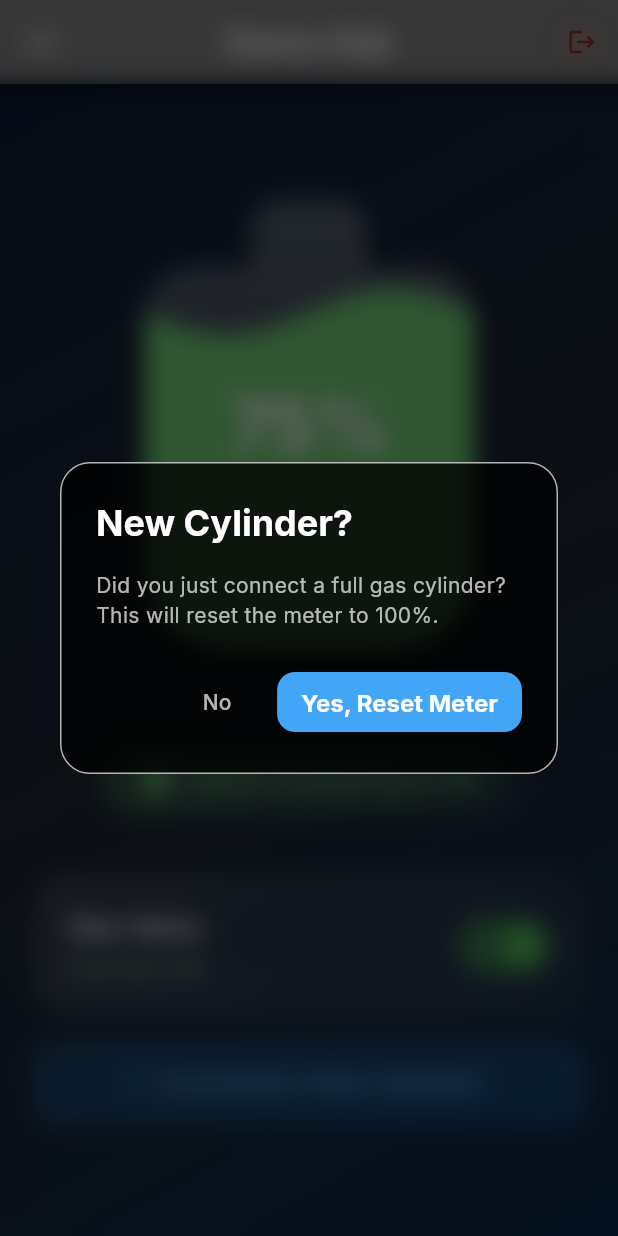
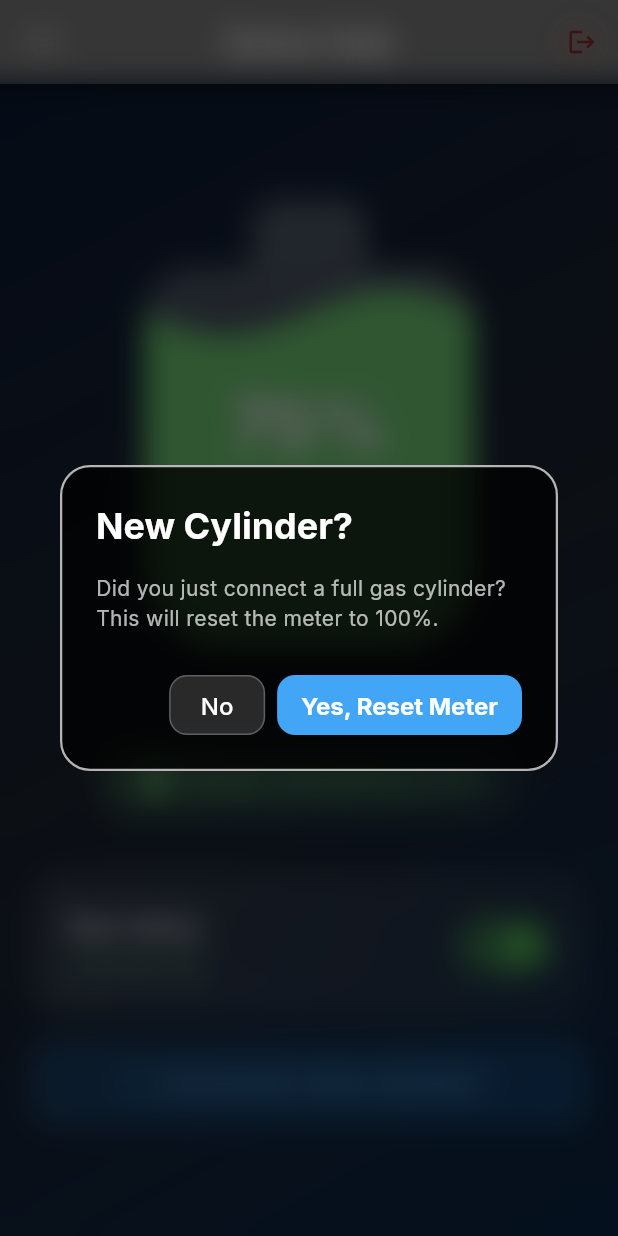
Before and after one commit to vthish/sentry-gas-app, a Flutter app: the screen it shows once a user with an empty profile is signed in, after a tap on "FIND MY HUB", after a tap on "Skip & create a Demo Hub", after a tap on "Connected a New Cylinder?", on a phone screen of 412 x 824 dp. Run offline on Flutter 3.47's test engine with Material 3 defaults, Android fonts, the phone set to English and light mode, and no system bars; drawn by our look-alikes of flutter_animate, overlay_support; our stand-ins replace cloud_firestore, firebase_auth, firebase_core, fl_chart, flutter_blue_plus, flutter_local_notifications and 6 more; accounts and stored records are empty; generated files the repository leaves out were written again.

Commit message:
add these files after some changes lib/main_dashboard_page.dart lib/hub_settings_page.dart

```diff
--- a/lib/main_dashboard_page.dart
+++ b/lib/main_dashboard_page.dart
@@ -1,4 +1,4 @@
-// --- lib/main_dashboard_page.dart (ERROR FREE - Realistic Particles) ---
+// --- lib/main_dashboard_page.dart (Hybrid "Best of Both" Dialog) ---
 import 'package:flutter/material.dart';
 import 'package:google_fonts/google_fonts.dart';
 import 'package:sentry_gas_app/settings_page.dart';
@@ -300,20 +300,23 @@ class _SingleHubDashboardState extends State<SingleHubDashboard> {
     }
   }
 
-  // --- UPDATED: Clear Recalibrate Dialog (Higher Visibility) ---
+  // --- **** START OF UPDATED DIALOG **** ---
+  // --- UPDATED: Hybrid "Dark Glass" Dialog with "Light Glass" Button ---
   void _showRecalibrateDialog() {
     showDialog(
       context: context,
       builder: (context) => BackdropFilter(
-        filter: ImageFilter.blur(sigmaX: 8, sigmaY: 8), // More blur
+        // 1. High blur for "liquid" effect
+        filter: ImageFilter.blur(sigmaX: 10, sigmaY: 10),
         child: AlertDialog(
-          // --- High Contrast Dark Glass background and strong border ---
-          backgroundColor:
-              Colors.black.withOpacity(0.75), // Increased opacity
+          // 2. "Dark Glass" background (as you preferred)
+          backgroundColor: Colors.black.withOpacity(0.75),
+          elevation: 0,
           shape: RoundedRectangleBorder(
             borderRadius: BorderRadius.circular(20),
+            // 3. Strong white border for high contrast
             side: BorderSide(
-                color: Colors.white.withOpacity(0.7)), // Stronger border
+                color: Colors.white.withOpacity(0.7), width: 1.5),
           ),
           title: Text("New Cylinder?",
               style: GoogleFonts.inter(
@@ -321,21 +324,37 @@ class _SingleHubDashboardState extends State<SingleHubDashboard> {
           content: Text(
               "Did you just connect a full gas cylinder? This will reset the meter to 100%.",
               style: GoogleFonts.inter(color: Colors.white70)),
+          actionsPadding:
+              const EdgeInsets.fromLTRB(24, 0, 24, 20), // Better spacing
           actions: [
-            // Styled TextButton (Secondary action)
-            TextButton(
-                onPressed: () => Navigator.pop(context),
-                child:
-                    const Text("No", style: TextStyle(color: Colors.white70))),
-            // Styled ElevatedButton (Primary action)
+            // 4. "No" Button (NEW "Light Glass" Style - Secondary Action)
+            ElevatedButton(
+              onPressed: () => Navigator.pop(context),
+              style: ElevatedButton.styleFrom(
+                backgroundColor: Colors.white.withOpacity(0.15), // Light glass
+                elevation: 0,
+                foregroundColor: Colors.white, // White text
+                side: BorderSide(color: Colors.white.withOpacity(0.25)), // Subtle border
+                shape: RoundedRectangleBorder(
+                    borderRadius: BorderRadius.circular(12)),
+                padding: const EdgeInsets.symmetric(horizontal: 16),
+              ),
+              child: const Text("No",
+                  style: TextStyle(fontWeight: FontWeight.w500)),
+            ),
+
+            // 5. "Yes" Button (Primary Action)
             ElevatedButton(
               onPressed: () {
                 _recalibrateMeter();
                 Navigator.pop(context);
               },
               style: ElevatedButton.styleFrom(
-                  backgroundColor: Colors.blue.shade400,
-                  padding: const EdgeInsets.symmetric(horizontal: 16)),
+                backgroundColor: Colors.blue.shade400,
+                padding: const EdgeInsets.symmetric(horizontal: 16),
+                shape: RoundedRectangleBorder(
+                    borderRadius: BorderRadius.circular(12)),
+              ),
               child: const Text("Yes, Reset Meter",
                   style: TextStyle(
                       color: Colors.white, fontWeight: FontWeight.bold)),
@@ -345,7 +364,7 @@ class _SingleHubDashboardState extends State<SingleHubDashboard> {
       ),
     );
   }
-  // --- End of Updated Dialog ---
+  // --- **** END OF UPDATED DIALOG **** ---
 
   // --- Animated Background (Aura) with a brighter blue ---
   Widget _buildAnimatedBackground() {
@@ -913,7 +932,7 @@ class _VaporPainter extends CustomPainter {
 class _CylinderClipper extends CustomClipper<Path> {
   final Path path;
 
-  // --- The constructor name is now fixed ---
+  // --- This constructor name is now fixed ---
   _CylinderClipper(this.path);
 
   @override
```
Also changed, not shown: lib/hub_settings_page.dart (+80 -70 lines).
